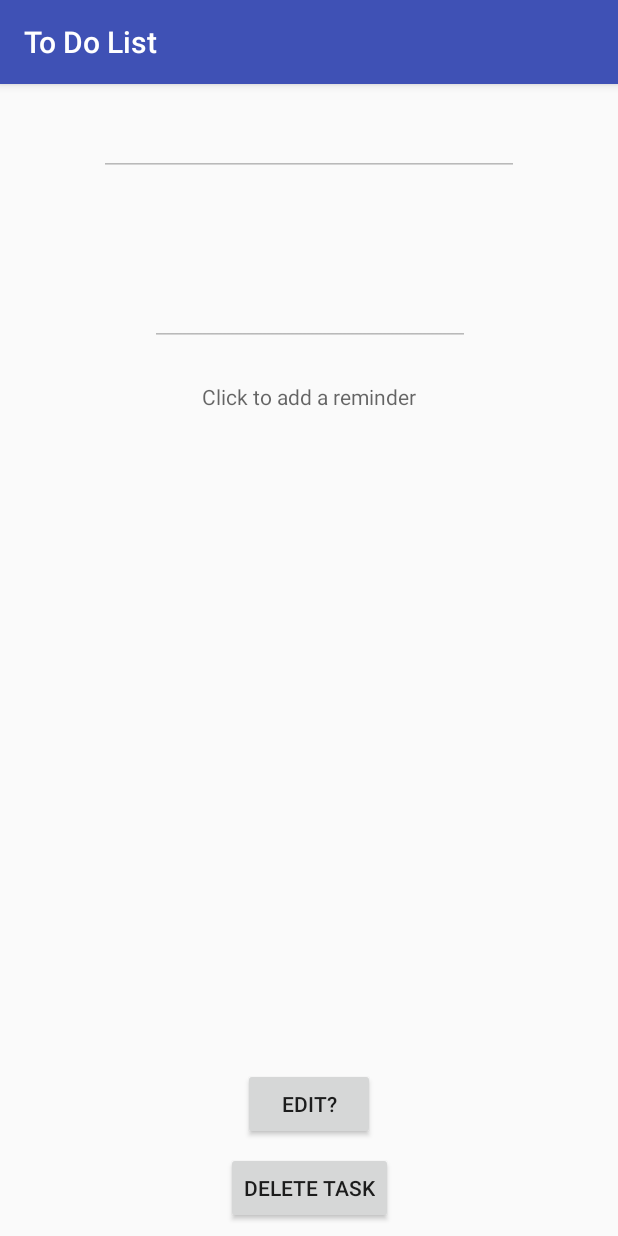
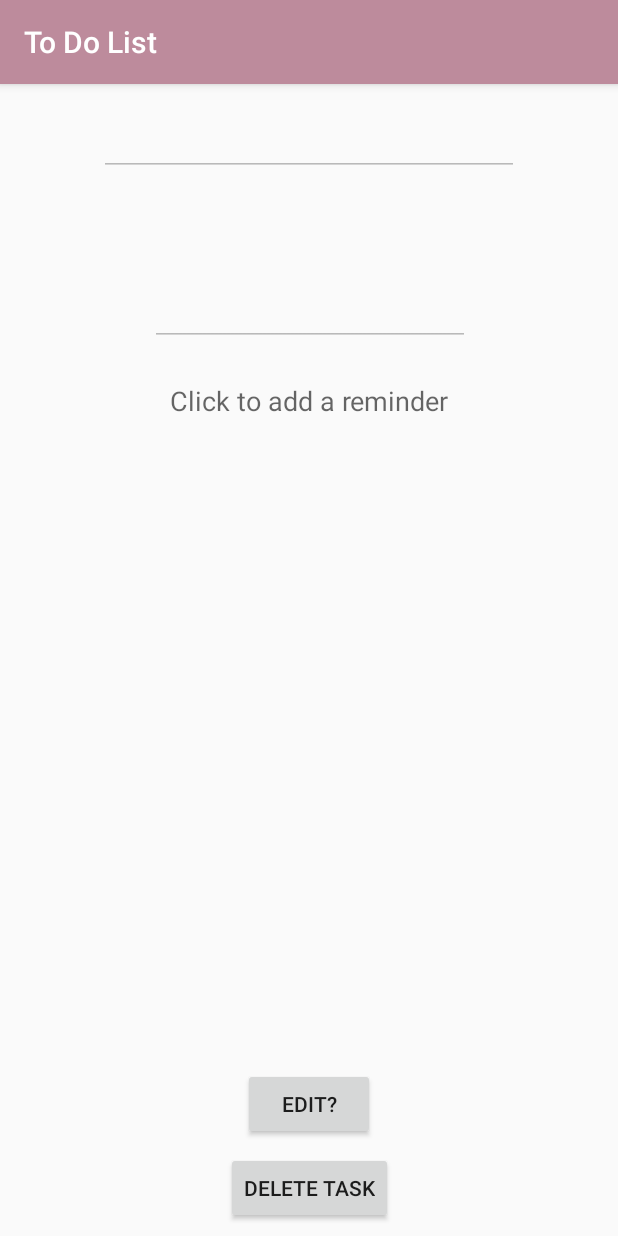
Before and after one commit to AFed29/android-todo-list, an Android app: the TaskInfoActivity screen opened directly, with no data from a screen before it, on a phone screen of 412 x 824 dp. Run offline under Robolectric (Android 15) with nearby library versions, the phone set to English and light mode, and no system bars; 3 statements that could not run were skipped.

Commit message:
Some visual Tweaks. This closes #14

```diff
--- a/app/src/main/java/com/example/alex/todolist/Activities/AddTaskActivity.java
+++ b/app/src/main/java/com/example/alex/todolist/Activities/AddTaskActivity.java
@@ -4,8 +4,10 @@ import android.annotation.SuppressLint;
 import android.app.DatePickerDialog;
 import android.app.Dialog;
 import android.app.DialogFragment;
+import android.app.PendingIntent;
 import android.app.TimePickerDialog;
 import android.content.DialogInterface;
+import android.content.Intent;
 import android.support.v7.app.AppCompatActivity;
 import android.os.Bundle;
 import android.view.View;
@@ -82,6 +84,8 @@ public class AddTaskActivity extends AppCompatActivity implements DatePickerDial
 
             Task task = new Task(task_name_to_save, description_to_save, reminderDateTime);
 
+//            PendingIntent pendingIntent = PendingIntent.getBroadcast(this, 0, new Intent(this, TaskInfoActivity.class), PendingIntent.FLAG_ONE_SHOT);
+                //This will be used for the alarm manager
             TaskDbHelper taskDbHelper = new TaskDbHelper(this);
             taskDbHelper.save(task);
             finish();
--- a/app/src/main/res/layout/activity_add_task.xml
+++ b/app/src/main/res/layout/activity_add_task.xml
@@ -4,7 +4,6 @@
     xmlns:tools="http://schemas.android.com/tools"
     android:layout_width="match_parent"
     android:layout_height="match_parent"
-    android:onClick="onDateClicked"
     tools:context="com.example.alex.todolist.Activities.AddTaskActivity">
 
     <EditText
@@ -17,6 +16,7 @@
         android:ems="10"
         android:hint="@string/task_name_text"
         android:inputType="textCapWords"
+        android:textColor="@color/textColor"
         app:layout_constraintEnd_toEndOf="parent"
         app:layout_constraintStart_toStartOf="parent"
         app:layout_constraintTop_toTopOf="parent" />
@@ -31,6 +31,7 @@
         android:ems="10"
         android:hint="@string/description_hint_text"
         android:inputType="textMultiLine|textCapSentences"
+        android:textColor="@color/textColor"
         app:layout_constraintEnd_toEndOf="parent"
         app:layout_constraintHorizontal_bias="0.503"
         app:layout_constraintStart_toStartOf="parent"
@@ -57,6 +58,9 @@
         android:layout_marginStart="8dp"
         android:layout_marginTop="48dp"
         android:hint="Click to set reminder"
+        android:onClick="onDateClicked"
+        android:textColor="@color/textColor"
+        android:textSize="18sp"
         app:layout_constraintEnd_toEndOf="parent"
         app:layout_constraintStart_toStartOf="parent"
         app:layout_constraintTop_toBottomOf="@+id/task_description_input" />
--- a/app/src/main/res/layout/activity_task_info.xml
+++ b/app/src/main/res/layout/activity_task_info.xml
@@ -14,9 +14,9 @@
         android:layout_marginStart="8dp"
         android:layout_marginTop="8dp"
         android:ems="10"
-        android:textColor="@color/colorPrimaryDark"
+        android:inputType="textCapWords"
+        android:textColor="@color/textColor"
         android:textSize="24sp"
-        android:inputType="textCapWords"
         app:layout_constraintEnd_toEndOf="parent"
         app:layout_constraintStart_toStartOf="parent"
         app:layout_constraintTop_toTopOf="parent"
@@ -30,9 +30,9 @@
         android:layout_marginStart="8dp"
         android:layout_marginTop="68dp"
         android:ems="10"
-        android:textColor="@color/colorPrimaryDark"
+        android:inputType="textMultiLine|textCapSentences"
+        android:textColor="@color/textColor"
         android:textSize="18sp"
-        android:inputType="textMultiLine|textCapSentences"
         app:layout_constraintEnd_toEndOf="parent"
         app:layout_constraintHorizontal_bias="0.503"
         app:layout_constraintStart_toStartOf="parent"
@@ -77,6 +77,8 @@
         android:layout_marginStart="8dp"
         android:layout_marginTop="24dp"
         android:hint="Click to add a reminder"
+        android:textColor="@color/textColor"
+        android:textSize="18sp"
         app:layout_constraintEnd_toEndOf="parent"
         app:layout_constraintStart_toStartOf="parent"
         app:layout_constraintTop_toBottomOf="@+id/task_description_info" />
--- a/app/src/main/res/layout/activity_to_do_list.xml
+++ b/app/src/main/res/layout/activity_to_do_list.xml
@@ -14,9 +14,11 @@
         android:layout_marginEnd="8dp"
         android:clickable="true"
         android:onClick="onAddTaskButtonClicked"
+        app:backgroundTint="@color/colorPrimaryDark"
+        app:fabSize="normal"
         app:layout_constraintBottom_toBottomOf="parent"
         app:layout_constraintEnd_toEndOf="parent"
-        app:srcCompat="@android:drawable/ic_menu_add" />
+        app:srcCompat="@drawable/ic_add_24dp" />
 
     <android.support.v7.widget.RecyclerView
         android:id="@+id/tasks_list"
--- a/app/src/main/res/layout/task_item.xml
+++ b/app/src/main/res/layout/task_item.xml
@@ -15,7 +15,7 @@
         android:layout_marginStart="8dp"
         android:layout_marginTop="8dp"
         android:textAlignment="viewStart"
-        android:textColor="@color/colorAccent"
+        android:textColor="@color/textColor"
         android:textSize="24sp"
         app:layout_constraintBottom_toBottomOf="parent"
         app:layout_constraintEnd_toStartOf="@+id/pinned_toggle"
--- a/app/src/main/res/values/colors.xml
+++ b/app/src/main/res/values/colors.xml
@@ -1,6 +1,7 @@
 <?xml version="1.0" encoding="utf-8"?>
 <resources>
-    <color name="colorPrimary">#3F51B5</color>
-    <color name="colorPrimaryDark">#303F9F</color>
-    <color name="colorAccent">#FF4081</color>
+    <color name="colorPrimary">#BD8B9C</color>
+    <color name="colorPrimaryDark">#AF125A</color>
+    <color name="colorAccent">#87F1FF</color>
+    <color name="textColor">#230903</color>
 </resources>
```
Also changed, not shown: app/src/main/res/drawable/ic_add_24dp.xml (added, +11 -0 lines).
